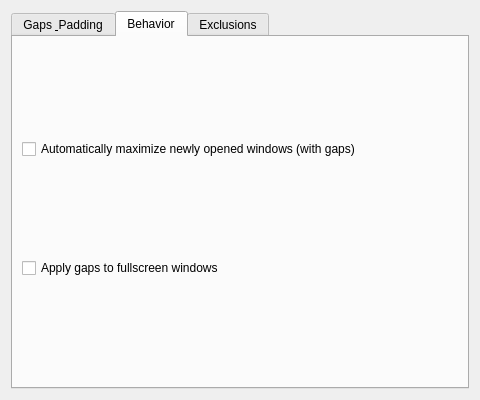
This is contents/ui/config.ui in fellis-cp/Kgaps as Qt 5 draws it before an edit. The edited form follows.
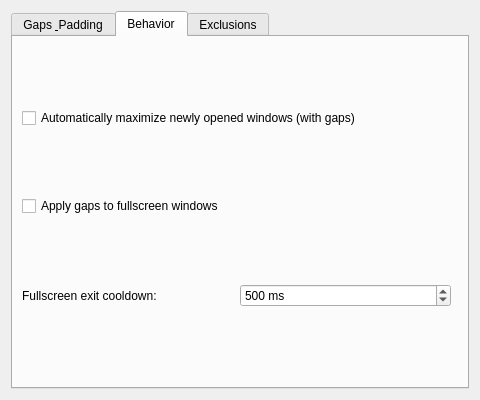
This is the edited form. The open tabs and pages were chosen to show the change.

The edit to the form file:
```diff
--- a/contents/ui/config.ui
+++ b/contents/ui/config.ui
@@ -213,6 +213,46 @@
                                     </property>
                                 </widget>
                             </item>
+                            <item>
+                                <layout class="QHBoxLayout" name="layoutFullscreenCooldown">
+                                    <item>
+                                        <widget class="QLabel" name="labelFullscreenCooldown">
+                                            <property name="text">
+                                                <string>Fullscreen exit cooldown:</string>
+                                            </property>
+                                        </widget>
+                                    </item>
+                                    <item>
+                                        <widget class="QSpinBox" name="kcfg_fullscreenExitCooldown">
+                                            <property name="minimum">
+                                                <number>0</number>
+                                            </property>
+                                            <property name="maximum">
+                                                <number>2000</number>
+                                            </property>
+                                            <property name="singleStep">
+                                                <number>50</number>
+                                            </property>
+                                            <property name="value">
+                                                <number>500</number>
+                                            </property>
+                                            <property name="suffix">
+                                                <string> ms</string>
+                                            </property>
+                                            <property name="toolTip">
+                                                <string>How long (in milliseconds) to wait after exiting fullscreen before applying gaps.</string>
+                                            </property>
+                                        </widget>
+                                    </item>
+                                    <item>
+                                        <spacer name="fullscreenCooldownSpacer">
+                                            <property name="orientation">
+                                                <enum>Qt::Horizontal</enum>
+                                            </property>
+                                        </spacer>
+                                    </item>
+                                </layout>
+                            </item>
                             <item>
                                 <spacer name="spacerBehavior">
                                     <property name="orientation">
```
